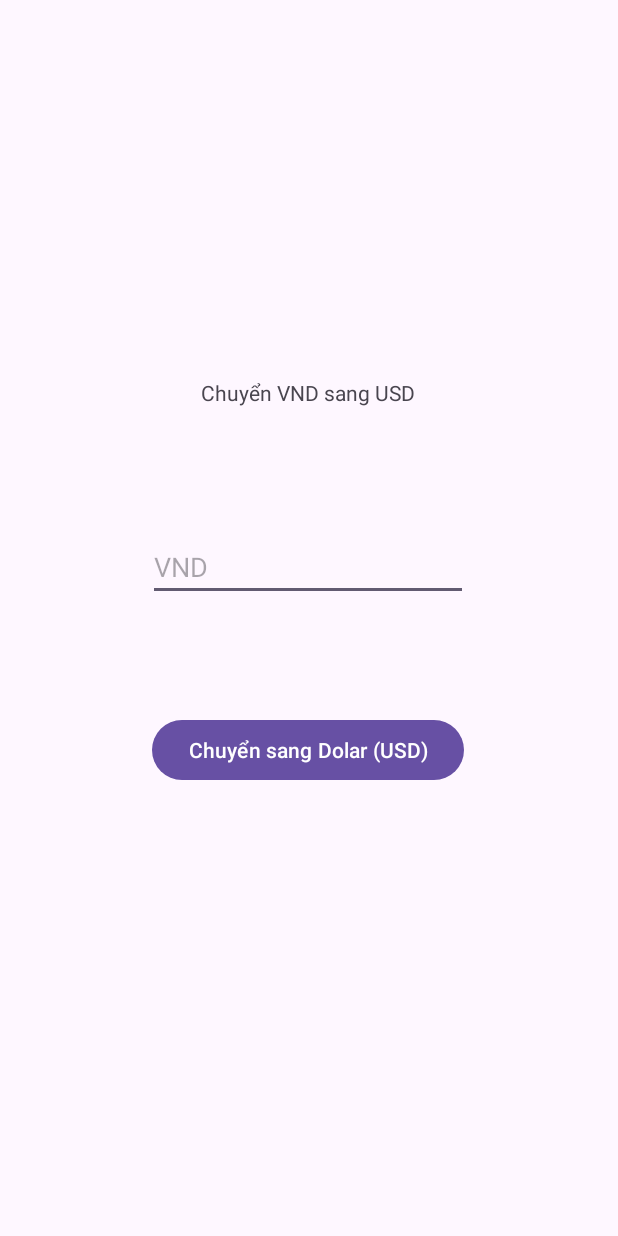
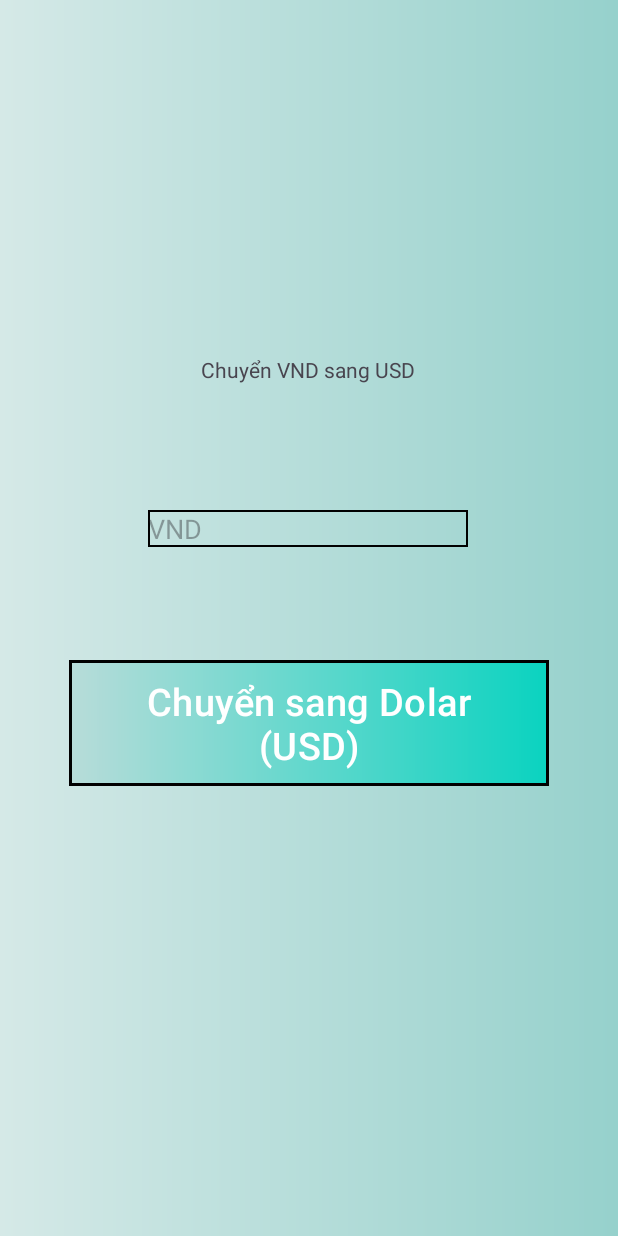
Before and after one commit to thaibao-15/BaiGiuaKi, an Android app: the screen it shows after launch (MainActivity), on a phone screen of 412 x 824 dp. Run offline under Robolectric (Android 15) with nearby library versions, the phone set to English and light mode, and no system bars.

Commit message:
bai 4, 5, 6

```diff
--- /dev/null
+++ b/app/src/main/res/drawable/background.xml
@@ -0,0 +1,6 @@
+<?xml version="1.0" encoding="utf-8"?>
+<shape xmlns:android="http://schemas.android.com/apk/res/android"
+    android:shape="rectangle">
+    <gradient android:startColor="#D5E9E7"
+        android:endColor="#96D1CC"/>
+</shape>
--- /dev/null
+++ b/app/src/main/res/drawable/button_background.xml
@@ -0,0 +1,8 @@
+<?xml version="1.0" encoding="utf-8"?>
+<shape xmlns:android="http://schemas.android.com/apk/res/android"
+    android:shape="rectangle">
+    <gradient android:startColor="#B8DCD9"
+        android:endColor="#0AD3C0"/>
+    <stroke android:color="@color/black" android:width="2dp"/>
+
+</shape>
--- /dev/null
+++ b/app/src/main/res/drawable/edt_background.xml
@@ -0,0 +1,6 @@
+<?xml version="1.0" encoding="utf-8"?>
+<shape xmlns:android="http://schemas.android.com/apk/res/android" android:shape="rectangle">
+    <stroke android:color="@color/black"
+        android:width="1dp"/>
+
+</shape>
--- a/app/src/main/res/layout/activity_child.xml
+++ b/app/src/main/res/layout/activity_child.xml
@@ -5,6 +5,7 @@
     android:id="@+id/main"
     android:layout_width="match_parent"
     android:layout_height="match_parent"
+    android:background="@drawable/background"
     tools:context=".ChildActivity">
 
     <TextView
@@ -24,6 +25,8 @@
         android:layout_marginTop="52dp"
         android:ems="10"
         android:hint="USD"
+        android:textColor="@color/black"
+        android:background="@drawable/edt_background"
         android:inputType="text"
         app:layout_constraintEnd_toEndOf="parent"
         app:layout_constraintHorizontal_bias="0.497"
@@ -46,6 +49,9 @@
         android:layout_width="wrap_content"
         android:layout_height="wrap_content"
         android:text="Chuyển qua VND"
+        android:background="@drawable/button_background"
+        app:backgroundTint="@null"
+        android:textSize="25dp"
         app:layout_constraintBottom_toBottomOf="parent"
         app:layout_constraintEnd_toEndOf="parent"
         app:layout_constraintHorizontal_bias="0.498"
--- a/app/src/main/res/layout/activity_main.xml
+++ b/app/src/main/res/layout/activity_main.xml
@@ -4,6 +4,7 @@
     xmlns:tools="http://schemas.android.com/tools"
     android:id="@+id/main"
     android:layout_width="match_parent"
+    android:background="@drawable/background"
     android:layout_height="match_parent"
     tools:context=".MainActivity">
 
@@ -26,6 +27,8 @@
         android:layout_height="wrap_content"
         android:layout_marginBottom="56dp"
         android:hint="VND"
+        android:textColor="@color/black"
+        android:background="@drawable/edt_background"
         android:ems="10"
         android:inputType="text"
         app:layout_constraintBottom_toTopOf="@+id/tvUsd"
@@ -39,12 +42,17 @@
         android:layout_height="wrap_content"
         app:layout_constraintBottom_toTopOf="@+id/btnConcvert1"
         app:layout_constraintEnd_toEndOf="parent"
+
         app:layout_constraintHorizontal_bias="0.498"
         app:layout_constraintStart_toStartOf="parent" />
 
     <Button
         android:id="@+id/btnConcvert1"
         android:layout_width="wrap_content"
+        android:background="@drawable/button_background"
+        app:backgroundTint="@null"
+        android:textSize="25dp"
+
         android:layout_height="wrap_content"
         android:layout_marginBottom="300dp"
         android:text="Chuyển sang Dolar (USD)"
```
